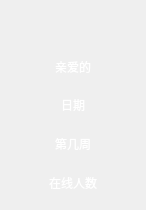
Old version of the form Qt-Zhku-Client/UserAvater.ui in the repository yujiecong/Qt-Zhku-Client.
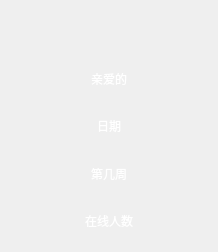
New version of the form. Icons and pictures are not drawn.

```diff
--- a/Qt-Zhku-Client/UserAvater.ui
+++ b/Qt-Zhku-Client/UserAvater.ui
@@ -6,8 +6,8 @@
    <rect>
     <x>0</x>
     <y>0</y>
-    <width>146</width>
-    <height>210</height>
+    <width>218</width>
+    <height>252</height>
    </rect>
   </property>
   <property name="maximumSize">
@@ -23,7 +23,7 @@
    <string notr="true"/>
   </property>
   <layout class="QVBoxLayout" name="verticalLayout">
-   <item>
+   <item alignment="Qt::AlignHCenter">
     <widget class="QLabel" name="avater">
      <property name="maximumSize">
       <size>
```
